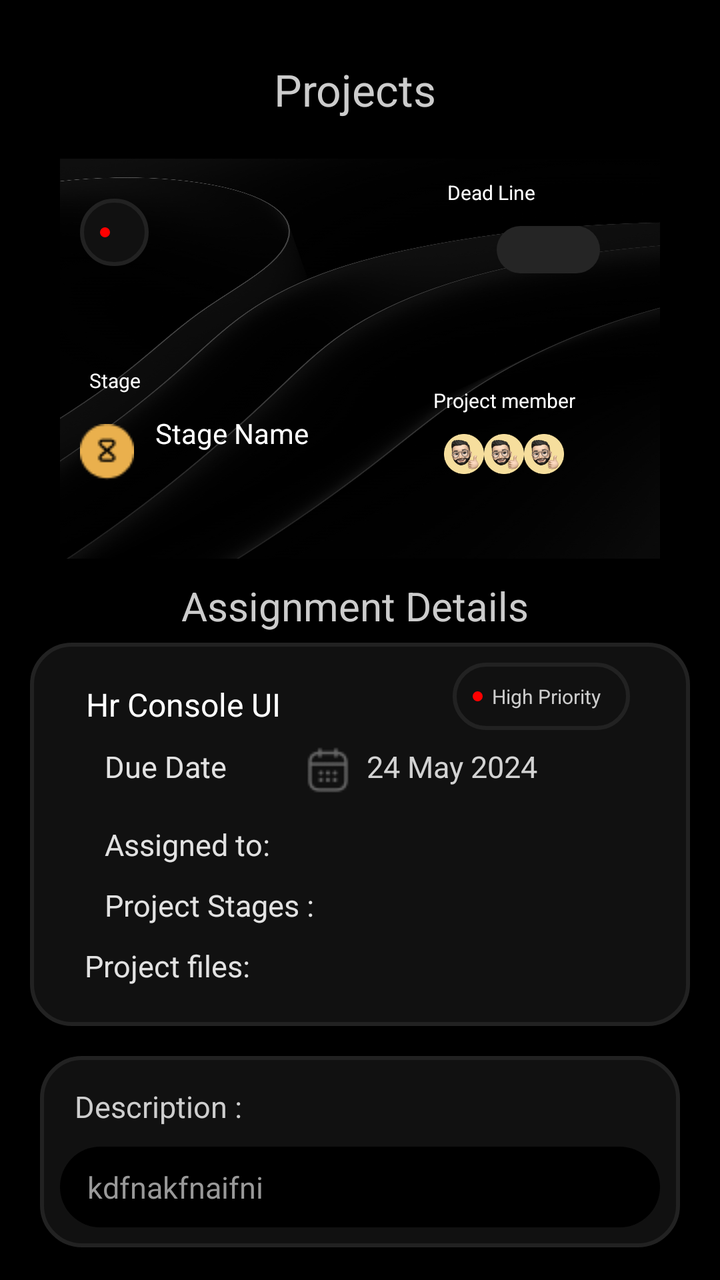
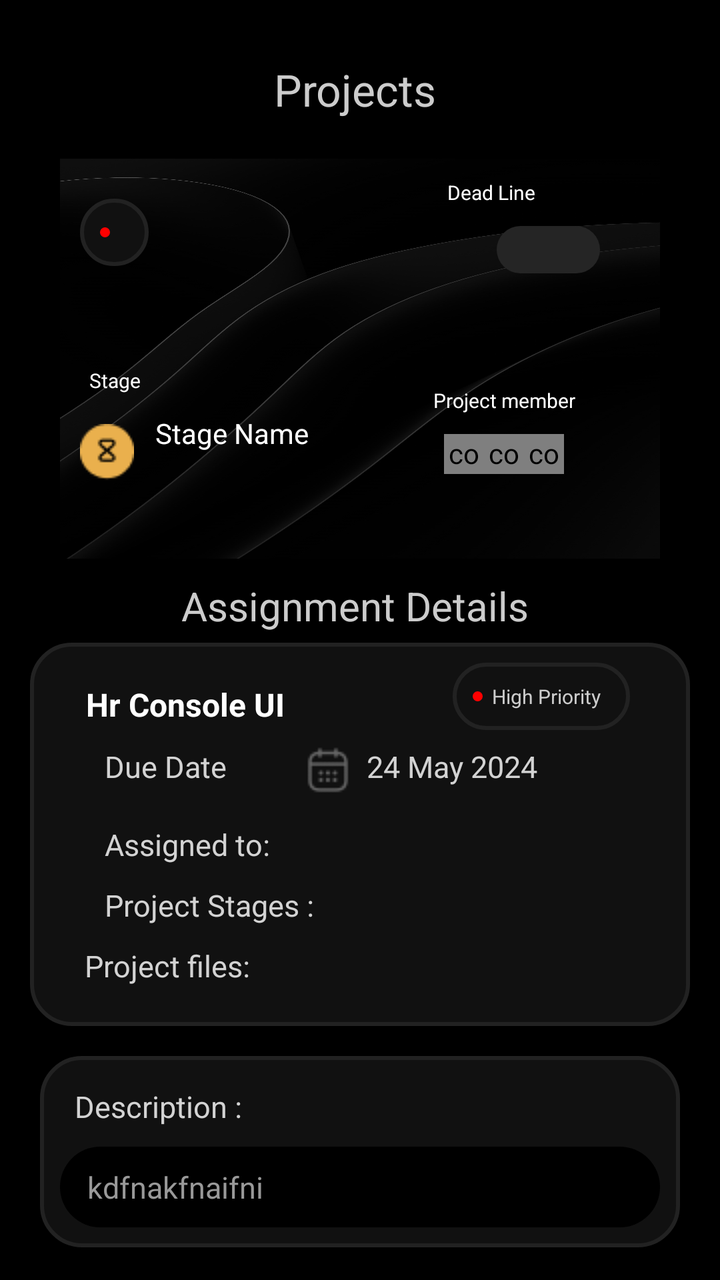

Screens rendered from an Android XML layout before and after an edit, with the pre-edit source and the edit as a unified diff.
<!-- AndroidManifest.xml: application theme AppTheme -->
<!-- res/layout/fragment_projects.xml -->
<?xml version="1.0" encoding="utf-8"?>
<layout xmlns:android="http://schemas.android.com/apk/res/android">

    <ScrollView xmlns:tools="http://schemas.android.com/tools"
        android:layout_width="match_parent"
        android:layout_height="match_parent"
        android:background="@color/black"
        android:clickable="true"
        android:focusable="true"
        android:orientation="vertical"
        android:padding="@dimen/_10"
        tools:context=".manager.activity.ProjectsFragment">

        <LinearLayout
            android:layout_width="match_parent"
            android:layout_height="wrap_content"
            android:clickable="true"
            android:focusable="true"
            android:orientation="vertical">

            <LinearLayout
                android:layout_width="match_parent"
                android:layout_height="wrap_content"
                android:layout_marginTop="20dp">

                <ImageView
                    android:id="@+id/backbutton"
                    android:layout_width="wrap_content"
                    android:layout_height="wrap_content"
                    android:layout_marginStart="25dp"
                    android:src="@drawable/backbutton"
                    android:visibility="gone" />

                <TextView
                    android:layout_width="match_parent"
                    android:layout_height="wrap_content"
                    android:gravity="center"
                    android:text="Projects "
                    android:textColor="@color/greyforText"
                    android:textSize="22sp" />

            </LinearLayout>

            <RelativeLayout
                android:layout_width="match_parent"
                android:layout_height="@dimen/_200dp"
                android:layout_marginStart="@dimen/_20dp"
                android:layout_marginTop="@dimen/_20dp"
                android:layout_marginEnd="@dimen/_20dp"
                android:background="@drawable/bg_img"
                android:elevation="@dimen/_10">

                <TextView
                    android:id="@+id/priority"
                    android:layout_width="wrap_content"
                    android:layout_height="wrap_content"
                    android:layout_marginStart="@dimen/_10"
                    android:layout_marginTop="@dimen/_20dp"
                    android:background="@drawable/dark_grey_bg"
                    android:drawableStart="@drawable/red_dot"
                    android:padding="@dimen/_10"
                    android:text="    "
                    android:textColor="@color/greyforText"
                    android:textSize="@dimen/_10" />

                <TextView
                    android:id="@+id/dead"
                    android:layout_width="wrap_content"
                    android:layout_height="wrap_content"
                    android:layout_alignParentEnd="true"
                    android:layout_marginTop="@dimen/_10"
                    android:layout_marginEnd="@dimen/_60dp"
                    android:gravity="start"
                    android:text="  Dead Line "
                    android:textColor="@color/white"
                    android:textSize="10sp" />

                <TextView
                    android:id="@+id/deadlineDate"
                    android:layout_width="wrap_content"
                    android:layout_height="wrap_content"
                    android:layout_below="@+id/dead"
                    android:layout_alignParentEnd="true"
                    android:layout_marginStart="@dimen/_10"
                    android:layout_marginTop="@dimen/_10"
                    android:layout_marginEnd="@dimen/_30dp"
                    android:background="@drawable/light_grey_bg"
                    android:gravity="start"
                    android:paddingStart="@dimen/_20dp"
                    android:paddingTop="@dimen/_5dp"
                    android:paddingEnd="@dimen/_20dp"
                    android:paddingBottom="@dimen/_5dp"
                    android:text="     "
                    android:textColor="@color/white"
                    android:textSize="10sp" />

                <TextView
                    android:id="@+id/projectName"
                    android:layout_width="wrap_content"
                    android:layout_height="wrap_content"
                    android:layout_below="@+id/priority"
                    android:layout_marginStart="@dimen/_10"
                    android:layout_marginTop="@dimen/_10"
                    android:gravity="start"
                    android:text="       "
                    android:textColor="@color/white"
                    android:textSize="15sp" />

                <RelativeLayout
                    android:layout_width="wrap_content"
                    android:layout_height="wrap_content"
                    android:layout_below="@+id/projectName">

                    <TextView
                        android:id="@+id/stage"
                        android:layout_width="wrap_content"
                        android:layout_height="wrap_content"
                        android:layout_marginStart="@dimen/_10"
                        android:layout_marginTop="@dimen/_20dp"
                        android:gravity="start"
                        android:text="  Stage "
                        android:textColor="@color/white"
                        android:textSize="10sp" />

                    <ImageView
                        android:layout_width="wrap_content"
                        android:layout_height="wrap_content"
                        android:layout_below="@+id/stage"
                        android:layout_marginStart="@dimen/_10"
                        android:layout_marginTop="@dimen/_15"
                        android:src="@drawable/timer" />

                    <TextView
                        android:id="@+id/stageName"
                        android:layout_width="wrap_content"
                        android:layout_height="wrap_content"
                        android:layout_below="@+id/stage"
                        android:layout_marginStart="@dimen/_5dp"
                        android:layout_marginTop="@dimen/_10"
                        android:layout_toEndOf="@+id/stage"
                        android:text="Stage Name"
                        android:textColor="@color/white" />

                    <TextView
                        android:layout_width="wrap_content"
                        android:layout_height="wrap_content"
                        android:layout_below="@id/stageName"
                        android:layout_marginStart="@dimen/_5dp"
                        android:layout_toEndOf="@+id/stage"
                        android:text="   "
                        android:textColor="#898989"
                        android:textSize="12dp"
                        android:textStyle="italic" />
                </RelativeLayout>

                <RelativeLayout
                    android:layout_width="wrap_content"
                    android:layout_height="wrap_content"
                    android:layout_below="@+id/projectName"
                    android:layout_alignParentEnd="true"
                    android:layout_marginTop="@dimen/_10"
                    android:layout_marginEnd="@dimen/_30dp"
                    android:gravity="center"
                    android:padding="@dimen/_10">


                    <TextView
                        android:id="@+id/projctMember"
                        android:layout_width="wrap_content"
                        android:layout_height="wrap_content"
                        android:layout_marginTop="@dimen/_10"
                        android:gravity="start"
                        android:text="  Project member "
                        android:textColor="@color/white"
                        android:textSize="10sp" />


                    <ImageView
                        android:id="@+id/photo1"
                        android:layout_width="@dimen/_20dp"
                        android:layout_height="20dp"
                        android:layout_below="@+id/projctMember"
                        android:layout_marginStart="@dimen/_10"
                        android:layout_marginTop="@dimen/_10"
                        android:src="@drawable/profilephoto" />

                    <ImageView
                        android:id="@+id/photo2"
                        android:layout_width="@dimen/_20dp"
                        android:layout_height="20dp"
                        android:layout_below="@+id/projctMember"
                        android:layout_marginTop="@dimen/_10"
                        android:layout_toEndOf="@+id/photo1"
                        android:src="@drawable/profilephoto" />

                    <ImageView
                        android:id="@+id/photo3"
                        android:layout_width="@dimen/_20dp"
                        android:layout_height="20dp"
                        android:layout_below="@+id/projctMember"
                        android:layout_marginTop="@dimen/_10"
                        android:layout_toEndOf="@+id/photo2"
                        android:src="@drawable/profilephoto" />
                </RelativeLayout>


            </RelativeLayout>

            <TextView
                android:layout_width="match_parent"
                android:layout_height="wrap_content"
                android:layout_marginTop="@dimen/_10"
                android:gravity="center"
                android:text="Assignment Details "
                android:textColor="@color/greyforText"
                android:textSize="20sp" />

            <RelativeLayout
                android:layout_width="match_parent"
                android:layout_height="wrap_content"
                android:layout_margin="@dimen/_5dp"
                android:background="@drawable/dark_grey_bg"
                android:padding="@dimen/_10">

                <TextView
                    android:id="@+id/projectNamee"
                    android:layout_width="wrap_content"
                    android:layout_height="wrap_content"
                    android:layout_marginStart="@dimen/_10"
                    android:layout_marginTop="@dimen/_10"
                    android:gravity="start"
                    android:text="  Hr Console UI"
                    android:textColor="@color/white"
                    android:textSize="16sp" />

                <TextView
                    android:id="@+id/priorityy"
                    android:layout_width="wrap_content"
                    android:layout_height="wrap_content"
                    android:layout_alignParentEnd="true"
                    android:layout_marginEnd="@dimen/_20dp"
                    android:background="@drawable/dark_grey_bg"
                    android:drawableStart="@drawable/red_dot"
                    android:padding="@dimen/_10"
                    android:text="  High Priority  "
                    android:textColor="@color/greyforText"
                    android:textSize="@dimen/_10" />

                <TextView
                    android:id="@+id/due"
                    android:layout_width="wrap_content"
                    android:layout_height="wrap_content"
                    android:layout_below="@+id/projectNamee"
                    android:layout_marginStart="@dimen/_20dp"
                    android:layout_marginTop="@dimen/_10"
                    android:gravity="start"
                    android:text="  Due Date "
                    android:textColor="#E2E2E2"
                    android:textSize="15sp" />

                <TextView
                    android:id="@+id/duedate"
                    android:layout_width="wrap_content"
                    android:layout_height="wrap_content"
                    android:layout_below="@+id/projectNamee"
                    android:layout_marginStart="@dimen/_30dp"
                    android:layout_marginTop="@dimen/_10"
                    android:layout_toEndOf="@+id/due"
                    android:drawableStart="@drawable/calender2"
                    android:gravity="start"
                    android:paddingStart="5dp"
                    android:text="  24 May 2024 "
                    android:textColor="#D3D3D3"
                    android:textSize="15sp" />

                <TextView
                    android:id="@+id/Assign"
                    android:layout_width="wrap_content"
                    android:layout_height="wrap_content"
                    android:layout_below="@+id/duedate"
                    android:layout_marginStart="@dimen/_20dp"
                    android:layout_marginTop="@dimen/_15"
                    android:gravity="start"
                    android:text="  Assigned to: "
                    android:textColor="#E2E2E2"
                    android:textSize="15sp" />

                <androidx.recyclerview.widget.RecyclerView
                    android:id="@+id/assignedRecyccler"
                    android:layout_width="match_parent"
                    android:layout_height="wrap_content"
                    android:layout_below="@+id/Assign" />


                
                
                
                
                
                
                
                
                
                
                

                
                
                
                
                

                <TextView
                    android:id="@+id/projectStages"
                    android:layout_width="wrap_content"
                    android:layout_height="wrap_content"
                    android:layout_below="@+id/assignedRecyccler"
                    android:layout_marginStart="@dimen/_20dp"
                    android:layout_marginTop="@dimen/_10"
                    android:gravity="start"
                    android:text="  Project Stages : "
                    android:textColor="#E2E2E2"
                    android:textSize="15sp" />

                <androidx.recyclerview.widget.RecyclerView
                    android:id="@+id/stageRecycler"
                    android:layout_width="match_parent"
                    android:layout_height="wrap_content"
                    android:layout_below="@+id/projectStages" />

                <TextView
                    android:id="@+id/file"
                    android:layout_width="wrap_content"
                    android:layout_height="wrap_content"
                    android:layout_below="@+id/stageRecycler"
                    android:layout_marginStart="@dimen/_10dp"
                    android:layout_marginTop="@dimen/_10"
                    android:gravity="start"
                    android:text="  Project files: "
                    android:textColor="#E2E2E2"
                    android:textSize="15sp" />

                <androidx.recyclerview.widget.RecyclerView
                    android:id="@+id/fileRecycler"
                    android:layout_width="match_parent"
                    android:layout_height="wrap_content"
                    android:layout_below="@+id/file"
                    android:padding="5dp" />
                
                
                
                
                
                
                
                
                
                
                
                
                
                
                
                
                
            </RelativeLayout>

            <LinearLayout
                android:layout_width="match_parent"
                android:layout_height="wrap_content"
                android:layout_margin="@dimen/_10"
                android:background="@drawable/dark_grey_bg"
                android:orientation="vertical">

                <TextView
                    android:id="@+id/description"
                    android:layout_width="wrap_content"
                    android:layout_height="wrap_content"
                    android:layout_below="@+id/assignedRecyccler"
                    android:layout_marginStart="@dimen/_10dp"
                    android:layout_marginTop="@dimen/_15"
                    android:gravity="start"
                    android:text="  Description : "
                    android:textColor="#CECECE"
                    android:textSize="15sp" />

                <TextView
                    android:id="@+id/descriptionn"
                    android:layout_width="match_parent"
                    android:layout_height="wrap_content"
                    android:layout_below="@+id/description"
                    android:layout_margin="@dimen/_10"
                    android:background="@drawable/black_button"
                    android:fontFamily="@font/dm_sans"
                    android:gravity="start"
                    android:padding="@dimen/_10"
                    android:text=" kdfnakfnaifni "
                    android:textColor="#999999"
                    android:textSize="15sp" />
            </LinearLayout>

            <LinearLayout
                android:layout_width="match_parent"
                android:layout_height="wrap_content"
                android:layout_margin="@dimen/_10"
                android:background="@drawable/dark_grey_bg"
                android:orientation="vertical">

                <TextView
                    android:id="@+id/notes"
                    android:layout_width="match_parent"
                    android:layout_height="wrap_content"
                    android:layout_below="@+id/assignedRecyccler"
                    android:layout_marginStart="@dimen/_20dp"
                    android:layout_marginTop="@dimen/_15"
                    android:layout_marginEnd="@dimen/_20dp"
                    android:gravity="start"
                    android:drawableEnd="@drawable/plus"
                    android:padding="@dimen/_10"
                    android:text="  Notes : "
                    android:textColor="#56555C"
                    android:textSize="15sp" />

                <androidx.recyclerview.widget.RecyclerView
                    android:id="@+id/notesRecycler"
                    android:layout_width="match_parent"
                    android:layout_height="wrap_content"
                    android:layout_margin="@dimen/_5dp"
                    android:padding="@dimen/_5dp" />
            </LinearLayout>


            
            
            
            
            
            
            

            
            
            
            
            
            
            
            
            
            

            
            
            
            
            


            
            
            
            
            
            
            
            
            
            


            
            
            
            
            
            
            

            
            
            
            
            
            
            
            
            
            

            
            
            
            
            
            
            
            
            
            
            
            
            
            
            
            
            

            
            
            
            
            
            
            
            

            
            
            
            
            
            
            

            
            
            <LinearLayout
                android:id="@+id/teamSubTask"
                android:layout_width="match_parent"
                android:layout_height="wrap_content"
                android:layout_margin="@dimen/_5dp"
                android:background="@drawable/dark_grey_bg"
                android:orientation="vertical"
                android:padding="@dimen/_20dp">

                <TextView
                    android:layout_width="wrap_content"
                    android:layout_height="wrap_content"
                    android:layout_marginStart="@dimen/_10"
                    android:layout_marginTop="@dimen/_10"
                    android:layout_marginBottom="@dimen/_10"
                    android:gravity="start"
                    android:text=" Team Sub Tasks "
                    android:textColor="@color/white"
                    android:textSize="16sp" />

                <RelativeLayout
                    android:layout_width="match_parent"
                    android:layout_height="wrap_content"
                    android:background="@drawable/light_grey_bg"
                    android:padding="@dimen/_10">

                    <TextView
                        android:id="@+id/textTask"
                        android:layout_width="wrap_content"
                        android:layout_height="wrap_content"
                        android:layout_marginStart="@dimen/_10"
                        android:layout_marginTop="@dimen/_10"
                        android:layout_marginBottom="@dimen/_10"
                        android:gravity="start"
                        android:text=" Tasks "
                        android:textColor="@color/white"
                        android:textSize="16sp" />

                    
                    
                    
                    
                    
                    
                    
                    
                    
                    
                    
                    
                    
                    
                    
                    
                    

                    <View
                        android:layout_width="wrap_content"
                        android:layout_height="1dp"
                        android:layout_below="@+id/textTask"
                        android:layout_marginStart="@dimen/_20dp"
                        android:layout_marginTop="@dimen/_5dp"
                        android:layout_marginEnd="@dimen/_20dp"
                        android:background="#444444" />

                    <androidx.recyclerview.widget.RecyclerView
                        android:id="@+id/subTaskMember"
                        android:layout_width="match_parent"
                        android:layout_height="wrap_content"
                        android:layout_below="@+id/textTask"
                        android:layout_marginTop="@dimen/_20dp"
                        android:padding="@dimen/_10" />

                </RelativeLayout>
            </LinearLayout>

            <TextView
                android:id="@+id/mySubTask"
                android:layout_width="match_parent"
                android:layout_height="wrap_content"
                android:layout_marginStart="@dimen/_25dp"
                android:layout_marginTop="@dimen/_20dp"
                android:layout_marginEnd="@dimen/_25dp"
                android:layout_marginBottom="@dimen/_30dp"
                android:background="@drawable/grey_bg_rounded"
                android:drawableEnd="@drawable/left_arrow"
                android:fontFamily="@font/dm_sans"
                android:gravity="center"
                android:paddingStart="@dimen/_10"
                android:paddingTop="@dimen/_10"
                android:paddingEnd="@dimen/_10"
                android:paddingBottom="@dimen/_10"
                android:text="My Sub Tasks "
                android:textColor="#CDCDCD"
                android:textSize="@dimen/_18sp" />
        </LinearLayout>

    </ScrollView>
</layout>
<!-- resources referenced by this layout -->
<resources>
  <color name="black">#FF000000</color>
  <color name="greyforText">#CCCCCC</color>
  <color name="white">#FFFFFF</color>
  <dimen name="_10">10dp</dimen>
  <dimen name="_10dp">10dp</dimen>
  <dimen name="_15">15dp</dimen>
  <dimen name="_18sp">18sp</dimen>
  <dimen name="_200dp">200dp</dimen>
  <dimen name="_20dp">20dp</dimen>
  <dimen name="_25dp">25dp</dimen>
  <dimen name="_30dp">30dp</dimen>
  <dimen name="_5dp">5dp</dimen>
  <dimen name="_60dp">60dp</dimen>
  <!-- drawable backbutton: png bitmap (drawable, 227 bytes) -->
  <!-- drawable bg_img: jpg bitmap (drawable, 183601 bytes) -->
  <!-- drawable black_button (drawable) -->
  <shape xmlns:android="http://schemas.android.com/apk/res/android"
      android:shape="rectangle">
      <solid android:color="#000000"/>
      <corners android:radius="25dp" /> 
  </shape>
  <!-- drawable calender2: png bitmap (drawable, 791 bytes) -->
  <!-- drawable dark_grey_bg (drawable) -->
  <?xml version="1.0" encoding="utf-8"?>
  <shape xmlns:android="http://schemas.android.com/apk/res/android"
      android:shape="rectangle">
      <solid android:color="@color/greyBackground"/>
      <corners android:radius="@dimen/_20dp"/>
      <stroke
          android:width="2dp" android:color="@color/strokeBlack"/>
  </shape>
  <!-- drawable grey_bg_rounded (drawable) -->
  <?xml version="1.0" encoding="utf-8"?>
  <shape xmlns:android="http://schemas.android.com/apk/res/android"
      android:shape="rectangle">
  <solid android:color="@color/greyBackground"/>
      <corners android:radius="@dimen/_20dp"/>
  </shape>
  <!-- drawable left_arrow: png bitmap (drawable, 247 bytes) -->
  <!-- drawable light_grey_bg (drawable) -->
  <?xml version="1.0" encoding="utf-8"?>
  <shape xmlns:android="http://schemas.android.com/apk/res/android"
      android:shape="rectangle">
      <solid android:color="@color/lightGreycolor"/>
      <corners android:radius="@dimen/_20dp"/>
  </shape>
  <!-- drawable plus: png bitmap (drawable, 480 bytes) -->
  <!-- drawable profilephoto: png bitmap (drawable, 10711 bytes) -->
  <!-- drawable red_dot (drawable) -->
  <?xml version="1.0" encoding="utf-8"?>
  <shape xmlns:android="http://schemas.android.com/apk/res/android"
      android:shape="oval">
      <solid android:color="#FF0000" /> 
      <size android:width="5dp" android:height="5dp" /> 
  </shape>
  <!-- drawable timer: png bitmap (drawable, 853 bytes) -->
  <style name="AppTheme" parent="Theme.MaterialComponents.Light.NoActionBar">
          <item name="colorPrimaryDark">@color/black</item>
          <item name="colorSurface">@color/white</item>
      </style>
  <color name="greyBackground">#111111</color>
  <color name="strokeBlack">#222222</color>
  <color name="lightGreycolor">#252525</color>
</resources>

<!-- the commit's change to res/layout/fragment_projects.xml (unified diff, before → after) -->
@@ -1,5 +1,6 @@
 <?xml version="1.0" encoding="utf-8"?>
-<layout xmlns:android="http://schemas.android.com/apk/res/android">
+<layout xmlns:android="http://schemas.android.com/apk/res/android"
+    xmlns:app="http://schemas.android.com/apk/res-auto">
 
     <ScrollView xmlns:tools="http://schemas.android.com/tools"
         android:layout_width="match_parent"
@@ -104,7 +105,8 @@
                     android:gravity="start"
                     android:text="       "
                     android:textColor="@color/white"
-                    android:textSize="15sp" />
+                    android:textSize="15sp"
+                    android:textStyle="bold" />
 
                 <RelativeLayout
                     android:layout_width="wrap_content"
@@ -175,32 +177,35 @@
                         android:textSize="10sp" />
 
 
-                    <ImageView
+                    <com.makeramen.roundedimageview.RoundedImageView
                         android:id="@+id/photo1"
                         android:layout_width="@dimen/_20dp"
                         android:layout_height="20dp"
                         android:layout_below="@+id/projctMember"
                         android:layout_marginStart="@dimen/_10"
                         android:layout_marginTop="@dimen/_10"
-                        android:src="@drawable/profilephoto" />
-
-                    <ImageView
+                        android:src="@drawable/profilephoto"
+                        app:riv_oval="true" />
+
+                    <com.makeramen.roundedimageview.RoundedImageView
                         android:id="@+id/photo2"
                         android:layout_width="@dimen/_20dp"
                         android:layout_height="20dp"
                         android:layout_below="@+id/projctMember"
                         android:layout_marginTop="@dimen/_10"
                         android:layout_toEndOf="@+id/photo1"
-                        android:src="@drawable/profilephoto" />
-
-                    <ImageView
+                        android:src="@drawable/profilephoto"
+                        app:riv_oval="true" />
+
+                    <com.makeramen.roundedimageview.RoundedImageView
                         android:id="@+id/photo3"
                         android:layout_width="@dimen/_20dp"
                         android:layout_height="20dp"
                         android:layout_below="@+id/projctMember"
                         android:layout_marginTop="@dimen/_10"
                         android:layout_toEndOf="@+id/photo2"
-                        android:src="@drawable/profilephoto" />
+                        android:src="@drawable/profilephoto"
+                        app:riv_oval="true" />
                 </RelativeLayout>
 
 
@@ -231,7 +236,8 @@
                     android:gravity="start"
                     android:text="  Hr Console UI"
                     android:textColor="@color/white"
-                    android:textSize="16sp" />
+                    android:textSize="16sp"
+                    android:textStyle="bold" />
 
                 <TextView
                     android:id="@+id/priorityy"
@@ -255,7 +261,7 @@
                     android:layout_marginTop="@dimen/_10"
                     android:gravity="start"
                     android:text="  Due Date "
-                    android:textColor="#E2E2E2"
+                    android:textColor="@color/lightWhite"
                     android:textSize="15sp" />
 
                 <TextView
@@ -270,7 +276,7 @@
                     android:gravity="start"
                     android:paddingStart="5dp"
                     android:text="  24 May 2024 "
-                    android:textColor="#D3D3D3"
+                    android:textColor="@color/lightWhite"
                     android:textSize="15sp" />
 
                 <TextView
@@ -282,7 +288,7 @@
                     android:layout_marginTop="@dimen/_15"
                     android:gravity="start"
                     android:text="  Assigned to: "
-                    android:textColor="#E2E2E2"
+                    android:textColor="@color/lightWhite"
                     android:textSize="15sp" />
 
                 <androidx.recyclerview.widget.RecyclerView
@@ -319,7 +325,7 @@
                     android:layout_marginTop="@dimen/_10"
                     android:gravity="start"
                     android:text="  Project Stages : "
-                    android:textColor="#E2E2E2"
+                    android:textColor="@color/lightWhite"
                     android:textSize="15sp" />
 
                 <androidx.recyclerview.widget.RecyclerView
@@ -337,7 +343,7 @@
                     android:layout_marginTop="@dimen/_10"
                     android:gravity="start"
                     android:text="  Project files: "
-                    android:textColor="#E2E2E2"
+                    android:textColor="@color/lightWhite"
                     android:textSize="15sp" />
 
                 <androidx.recyclerview.widget.RecyclerView
@@ -381,7 +387,7 @@
                     android:layout_marginTop="@dimen/_15"
                     android:gravity="start"
                     android:text="  Description : "
-                    android:textColor="#CECECE"
+                    android:textColor="@color/lightWhite"
                     android:textSize="15sp" />
 
                 <TextView
@@ -414,8 +420,8 @@
                     android:layout_marginStart="@dimen/_20dp"
                     android:layout_marginTop="@dimen/_15"
                     android:layout_marginEnd="@dimen/_20dp"
-                    android:gravity="start"
                     android:drawableEnd="@drawable/plus"
+                    android:gravity="start"
                     android:padding="@dimen/_10"
                     android:text="  Notes : "
                     android:textColor="#56555C"
<!-- resource entries referenced after the edit -->
@@ -2,6 +2,7 @@
 <resources>
   <color name="black">#FF000000</color>
   <color name="greyforText">#CCCCCC</color>
+  <color name="lightWhite">#D3D3D3</color>
   <color name="white">#FFFFFF</color>
   <dimen name="_10">10dp</dimen>
   <dimen name="_10dp">10dp</dimen>
